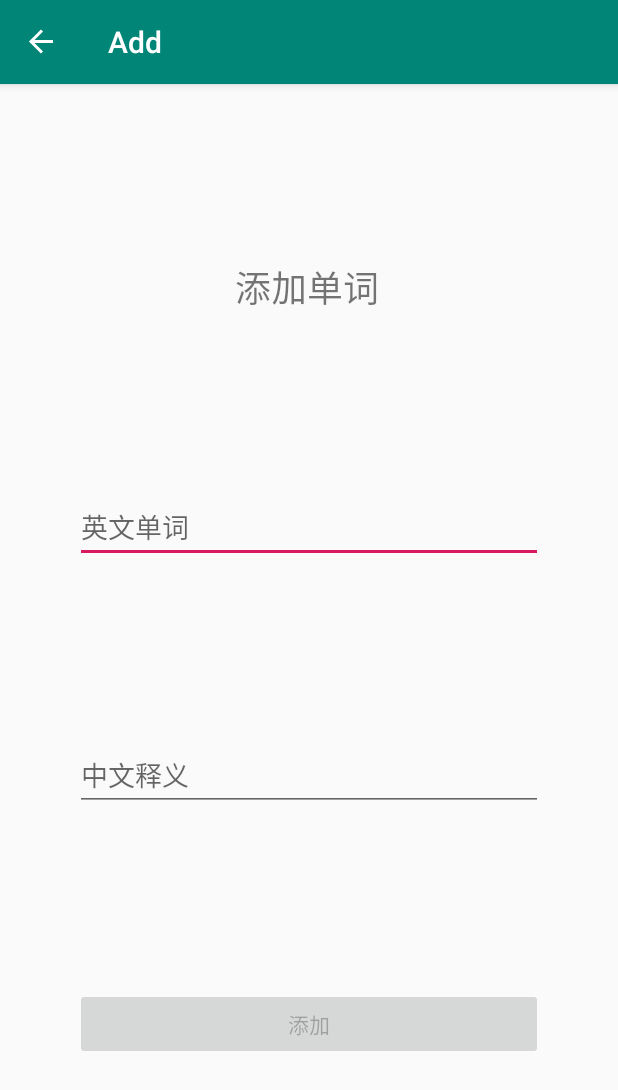
After one commit to LendteEA/words, an Android app: the WordsAddFragment screen opened through its navigation route, on a phone screen of 412 x 824 dp. The commit adds this screen. Shown: the top 1090 px of the screen. Run offline under Robolectric (Android 15) with nearby library versions, the phone set to English and light mode, and no system bars; our stand-ins replace Room's generated code, navigation-ui.

Commit message:
添加搜索、菜单、添加单词功能

```diff
--- a/app/build.gradle
+++ b/app/build.gradle
@@ -10,7 +10,7 @@ android {
         versionCode 1
         versionName "1.0"
         testInstrumentationRunner "androidx.test.runner.AndroidJUnitRunner"
-        dataBinding.enabled=true
+        dataBinding.enabled = true
     }
     buildTypes {
         release {
@@ -25,6 +25,7 @@ dependencies {
     implementation fileTree(dir: 'libs', include: ['*.jar'])
     implementation 'androidx.appcompat:appcompat:1.1.0'
     implementation 'androidx.constraintlayout:constraintlayout:1.1.3'
+    implementation 'androidx.legacy:legacy-support-v4:1.0.0'
     testImplementation 'junit:junit:4.12'
     androidTestImplementation 'androidx.test.ext:junit:1.1.1'
     androidTestImplementation 'androidx.test.espresso:espresso-core:3.2.0'
--- /dev/null
+++ b/app/src/main/java/com/bx/words/WordsAddFragment.java
@@ -0,0 +1,94 @@
+package com.bx.words;
+
+
+import android.content.Context;
+import android.os.Bundle;
+
+import androidx.annotation.Nullable;
+import androidx.fragment.app.Fragment;
+import androidx.lifecycle.ViewModelProviders;
+import androidx.navigation.NavController;
+import androidx.navigation.Navigation;
+
+import android.text.Editable;
+import android.text.TextWatcher;
+import android.view.LayoutInflater;
+import android.view.View;
+import android.view.ViewGroup;
+import android.view.inputmethod.InputMethodManager;
+import android.widget.Button;
+import android.widget.EditText;
+
+
+/**
+ * A simple {@link Fragment} subclass.
+ */
+public class WordsAddFragment extends Fragment {
+    private Button buttonSubmit;
+    private EditText editTextEnglish, editTextChinese;
+    private WordsViewModel wordsViewModel;
+
+    public WordsAddFragment() {
+        // Required empty public constructor
+    }
+
+
+    @Override
+    public View onCreateView(LayoutInflater inflater, ViewGroup container,
+                             Bundle savedInstanceState) {
+        // Inflate the layout for this fragment
+        return inflater.inflate(R.layout.fragment_words_add, container, false);
+    }
+
+    @Override
+    public void onActivityCreated(@Nullable Bundle savedInstanceState) {
+        super.onActivityCreated(savedInstanceState);
+        wordsViewModel= ViewModelProviders.of(requireActivity()).get(WordsViewModel.class);
+
+        buttonSubmit = requireActivity().findViewById(R.id.button_submit);
+        editTextEnglish = requireActivity().findViewById(R.id.editText_english);
+        editTextChinese = requireActivity().findViewById(R.id.editText_chinese);
+        buttonSubmit.setEnabled(false);
+
+        //自动显示键盘，光标点位到EnglisheditText
+        editTextEnglish.requestFocus(); //获取键盘焦点
+        InputMethodManager imm = (InputMethodManager) requireActivity().getSystemService(Context.INPUT_METHOD_SERVICE);
+        imm.showSoftInput(editTextEnglish, 0);
+
+        //输入监听
+        TextWatcher textWatcher = new TextWatcher() {
+            @Override
+            public void beforeTextChanged(CharSequence s, int start, int count, int after) {
+
+            }
+
+            @Override
+            public void onTextChanged(CharSequence s, int start, int before, int count) {
+                String english = editTextEnglish.getText().toString().trim();
+                String chinese = editTextChinese.getText().toString().trim();
+                buttonSubmit.setEnabled(!english.isEmpty() && !chinese.isEmpty());
+            }
+
+            @Override
+            public void afterTextChanged(Editable s) {
+
+            }
+        };
+        editTextEnglish.addTextChangedListener(textWatcher);
+        editTextChinese.addTextChangedListener(textWatcher);
+        buttonSubmit.setOnClickListener(new View.OnClickListener() {
+            @Override
+            public void onClick(View v) {
+                String english = editTextEnglish.getText().toString().trim();
+                String chinese = editTextChinese.getText().toString().trim();
+                Words words=new Words(english,chinese);
+                wordsViewModel.insertWord(words);
+                NavController navController= Navigation.findNavController(v);
+                navController.navigateUp();
+                //隐藏键盘
+                InputMethodManager imm = (InputMethodManager) requireActivity().getSystemService(Context.INPUT_METHOD_SERVICE);
+                imm.hideSoftInputFromWindow(v.getWindowToken(),0);
+            }
+        });
+    }
+}
--- a/app/src/main/java/com/bx/words/WordsDao.java
+++ b/app/src/main/java/com/bx/words/WordsDao.java
@@ -27,4 +27,7 @@ public interface WordsDao {
     @Query("SELECT * FROM Words ORDER BY ID DESC")
     LiveData<List<Words>> getAllWordsLiveData();
 
+    @Query("SELECT * FROM Words WHERE english_words || chinese_meaning LIKE :patten ORDER BY ID")
+    LiveData<List<Words>>findWordsWithpatten(String patten);
+
 }
--- /dev/null
+++ b/app/src/main/java/com/bx/words/WordsFragment.java
@@ -0,0 +1,188 @@
+package com.bx.words;
+
+
+import android.app.AlertDialog;
+import android.content.Context;
+import android.content.DialogInterface;
+import android.content.SharedPreferences;
+import android.os.Bundle;
+
+import androidx.annotation.NonNull;
+import androidx.annotation.Nullable;
+import androidx.fragment.app.Fragment;
+import androidx.lifecycle.LiveData;
+import androidx.lifecycle.Observer;
+import androidx.lifecycle.ViewModelProviders;
+import androidx.navigation.NavController;
+import androidx.navigation.Navigation;
+import androidx.recyclerview.widget.LinearLayoutManager;
+import androidx.recyclerview.widget.RecyclerView;
+
+import android.view.LayoutInflater;
+import android.view.Menu;
+import android.view.MenuInflater;
+import android.view.MenuItem;
+import android.view.View;
+import android.view.ViewGroup;
+import android.view.inputmethod.InputMethodManager;
+import android.widget.SearchView;
+
+import com.google.android.material.floatingactionbutton.FloatingActionButton;
+
+import java.util.List;
+
+
+/**
+ * A simple {@link Fragment} subclass.
+ */
+public class WordsFragment extends Fragment {
+    private WordsViewModel wordsViewModel;
+    private WordsAdapter wordsAdapter1, wordsAdapter2;
+    private RecyclerView recyclerView;
+    private FloatingActionButton floatingActionButton;
+    private LiveData<List<Words>> seachWords;
+    private static final String VIEW_TYPE_SHP="view_type_shp";
+    private static final String IS_USING_CARD_VIEW ="is_using_card_view";
+
+
+    public WordsFragment() {
+        // Required empty public constructor
+        //显示菜单选项
+        setHasOptionsMenu(true);
+    }
+
+    //实现菜单功能
+    @Override
+    public boolean onOptionsItemSelected(@NonNull MenuItem item) {
+        switch (item.getItemId()) {
+            case R.id.cleardata:
+                AlertDialog.Builder builder = new AlertDialog.Builder(requireActivity());
+                builder.setTitle("清空数据");
+                builder.setPositiveButton("确定", new DialogInterface.OnClickListener() {
+                    @Override
+                    public void onClick(DialogInterface dialog, int which) {
+                        wordsViewModel.deleteAllWord();
+                    }
+                });
+                builder.setNegativeButton("取消", new DialogInterface.OnClickListener() {
+                    @Override
+                    public void onClick(DialogInterface dialog, int which) {
+
+                    }
+                });
+                builder.create();
+                builder.show();
+                break;
+            case R.id.switchViewType:
+                //用户选择View模式 并将使用习惯记录下来
+                SharedPreferences shp=requireActivity().getSharedPreferences(VIEW_TYPE_SHP,Context.MODE_PRIVATE);
+                boolean viewType = shp.getBoolean(IS_USING_CARD_VIEW,false);
+                SharedPreferences.Editor editor=shp.edit();
+
+                if (viewType) {
+                    recyclerView.setAdapter(wordsAdapter1);
+                    editor.putBoolean(IS_USING_CARD_VIEW,false);
+                } else {
+                    recyclerView.setAdapter(wordsAdapter2);
+                    editor.putBoolean(IS_USING_CARD_VIEW,true);
+                }
+                editor.apply();         //储存模式
+        }
+        return super.onOptionsItemSelected(item);
+    }
+
+    //创建菜单选项 并实现搜索功能
+    @Override
+    public void onCreateOptionsMenu(@NonNull Menu menu, @NonNull MenuInflater inflater) {
+        inflater.inflate(R.menu.main_menu, menu);
+        super.onCreateOptionsMenu(menu, inflater);
+        //设置搜索条长度
+        SearchView searchView = (SearchView) menu.findItem(R.id.app_bar_search).getActionView();
+        searchView.setMaxWidth(700);
+        //搜索条监听
+        searchView.setOnQueryTextListener(new SearchView.OnQueryTextListener() {
+            @Override
+            public boolean onQueryTextSubmit(String query) {
+                return false;
+            }
+
+            @Override
+            public boolean onQueryTextChange(String newText) {
+                //模糊查询
+                String patten = newText.trim();   //去除空格
+                seachWords.removeObservers(requireActivity());      //将初始化的观察者移除，再进行下面新的观察 防止出现碰撞
+                seachWords = wordsViewModel.findWordsWithPatten(patten);  //模糊查询
+                seachWords.observe(requireActivity(), new Observer<List<Words>>() {
+                    @Override
+                    public void onChanged(List<Words> words) {
+                        int temp = wordsAdapter1.getItemCount();
+                        wordsAdapter1.setAllwords(words);
+                        wordsAdapter2.setAllwords(words);
+                        if (temp != words.size()) {
+                            wordsAdapter1.notifyDataSetChanged();
+                            wordsAdapter2.notifyDataSetChanged();
+                        }
+                    }
+                });
+                return true;
+            }
+        });
+    }
+
+    @Override
+    public View onCreateView(LayoutInflater inflater, ViewGroup container,
+                             Bundle savedInstanceState) {
+        // Inflate the layout for this fragment
+        return inflater.inflate(R.layout.fragment_words, container, false);
+    }
+
+    @Override
+    public void onActivityCreated(@Nullable Bundle savedInstanceState) {
+        super.onActivityCreated(savedInstanceState);
+
+        wordsViewModel = ViewModelProviders.of(requireActivity()).get(WordsViewModel.class);
+        recyclerView = requireActivity().findViewById(R.id.recycleView);
+        recyclerView.setLayoutManager(new LinearLayoutManager(requireActivity()));
+        wordsAdapter1 = new WordsAdapter(false, wordsViewModel);
+        wordsAdapter2 = new WordsAdapter(true, wordsViewModel);
+        SharedPreferences shp=requireActivity().getSharedPreferences(VIEW_TYPE_SHP,Context.MODE_PRIVATE);
+       boolean viewType=shp.getBoolean(IS_USING_CARD_VIEW,false);
+       if(viewType){
+           recyclerView.setAdapter(wordsAdapter2);
+       }else {
+           recyclerView.setAdapter(wordsAdapter1);
+       }
+
+        //搜索器初始化 不过滤搜索所有
+        seachWords = wordsViewModel.getAllWords();
+        seachWords.observe(requireActivity(), new Observer<List<Words>>() {
+            @Override
+            public void onChanged(List<Words> words) {
+                int temp = wordsAdapter1.getItemCount();
+                wordsAdapter1.setAllwords(words);
+                wordsAdapter2.setAllwords(words);
+                if (temp != words.size()) {
+                    wordsAdapter1.notifyDataSetChanged();
+                    wordsAdapter2.notifyDataSetChanged();
+                }
+            }
+        });
+        //初始化悬浮按钮
+        floatingActionButton = requireActivity().findViewById(R.id.floatingActionButton);
+        floatingActionButton.setOnClickListener(new View.OnClickListener() {
+            @Override
+            public void onClick(View v) {
+                NavController navController = Navigation.findNavController(v);
+                navController.navigate(R.id.action_wordsFragment_to_wordsAddFragment);
+            }
+        });
+
+    }
+
+    @Override
+    public void onResume() {
+        InputMethodManager imm = (InputMethodManager) requireActivity().getSystemService(Context.INPUT_METHOD_SERVICE);
+        imm.hideSoftInputFromWindow(getView().getWindowToken(), 0);
+        super.onResume();
+    }
+}
--- a/app/src/main/java/com/bx/words/WordsRepository.java
+++ b/app/src/main/java/com/bx/words/WordsRepository.java
@@ -24,6 +24,10 @@ class WordsRepository {
 
     LiveData<List<Words>> getAllWordsLive() {
         return allWordsLive;
+    }
+    //模糊搜索
+    LiveData<List<Words>> findWordsWithPatten(String patten){
+        return wordsDao.findWordsWithpatten("%"+patten+"%");    //模糊搜索需要在前后加上 % 这样才不会匹配整个字段
     }
 
     void insertWords(Words... words) {
--- a/app/src/main/java/com/bx/words/WordsViewModel.java
+++ b/app/src/main/java/com/bx/words/WordsViewModel.java
@@ -18,6 +18,9 @@ public class WordsViewModel extends AndroidViewModel {
     LiveData<List<Words>>getAllWords(){
         return wordsRepository.getAllWordsLive();
     }
+    LiveData<List<Words>>findWordsWithPatten(String patten){
+        return wordsRepository.findWordsWithPatten(patten);
+    }
 
     void insertWord(Words...words){
         wordsRepository.insertWords(words);
--- /dev/null
+++ b/app/src/main/res/drawable/ic_add_black_24dp.xml
@@ -0,0 +1,5 @@
+<vector android:height="50dp" android:tint="#FFFFFF"
+    android:viewportHeight="24.0" android:viewportWidth="24.0"
+    android:width="50dp" xmlns:android="http://schemas.android.com/apk/res/android">
+    <path android:fillColor="#FF000000" android:pathData="M19,13h-6v6h-2v-6H5v-2h6V5h2v6h6v2z"/>
+</vector>
--- /dev/null
+++ b/app/src/main/res/drawable/ic_add_circle_outline_black_24dp.xml
@@ -0,0 +1,5 @@
+<vector android:height="24dp" android:tint="#FFFFFF"
+    android:viewportHeight="24.0" android:viewportWidth="24.0"
+    android:width="24dp" xmlns:android="http://schemas.android.com/apk/res/android">
+    <path android:fillColor="#FF000000" android:pathData="M13,7h-2v4L7,11v2h4v4h2v-4h4v-2h-4L13,7zM12,2C6.48,2 2,6.48 2,12s4.48,10 10,10 10,-4.48 10,-10S17.52,2 12,2zM12,20c-4.41,0 -8,-3.59 -8,-8s3.59,-8 8,-8 8,3.59 8,8 -3.59,8 -8,8z"/>
+</vector>
--- /dev/null
+++ b/app/src/main/res/drawable/ic_search_black_24dp.xml
@@ -0,0 +1,9 @@
+<vector xmlns:android="http://schemas.android.com/apk/res/android"
+        android:width="24dp"
+        android:height="24dp"
+        android:viewportWidth="24.0"
+        android:viewportHeight="24.0">
+    <path
+        android:fillColor="#FF000000"
+        android:pathData="M15.5,14h-0.79l-0.28,-0.27C15.41,12.59 16,11.11 16,9.5 16,5.91 13.09,3 9.5,3S3,5.91 3,9.5 5.91,16 9.5,16c1.61,0 3.09,-0.59 4.23,-1.57l0.27,0.28v0.79l5,4.99L20.49,19l-4.99,-5zM9.5,14C7.01,14 5,11.99 5,9.5S7.01,5 9.5,5 14,7.01 14,9.5 11.99,14 9.5,14z"/>
+</vector>
--- /dev/null
+++ b/app/src/main/res/layout-v26/fragment_words_add.xml
@@ -0,0 +1,66 @@
+<?xml version="1.0" encoding="utf-8"?>
+<androidx.constraintlayout.widget.ConstraintLayout xmlns:android="http://schemas.android.com/apk/res/android"
+    xmlns:app="http://schemas.android.com/apk/res-auto"
+    xmlns:tools="http://schemas.android.com/tools"
+    android:id="@+id/AddLayout"
+    android:layout_width="match_parent"
+    android:layout_height="match_parent"
+    tools:context=".WordsAddFragment">
+
+    <TextView
+        android:id="@+id/textView"
+        android:layout_width="wrap_content"
+        android:layout_height="wrap_content"
+        android:text="@string/textViewadd"
+        android:textSize="24sp"
+        app:layout_constraintBottom_toTopOf="@+id/editText_english"
+        app:layout_constraintEnd_toEndOf="@+id/editText_english"
+        app:layout_constraintHorizontal_bias="0.495"
+        app:layout_constraintStart_toStartOf="@+id/editText_english"
+        app:layout_constraintTop_toTopOf="parent"
+        tools:text="添加单词" />
+
+    <Button
+        android:id="@+id/button_submit"
+        android:layout_width="0dp"
+        android:layout_height="wrap_content"
+        android:text="@string/button_add"
+        app:layout_constraintBottom_toBottomOf="parent"
+        app:layout_constraintEnd_toEndOf="@+id/editText_chinese"
+        app:layout_constraintHorizontal_bias="0.498"
+        app:layout_constraintStart_toStartOf="@+id/editText_chinese"
+        app:layout_constraintTop_toBottomOf="@+id/editText_chinese" />
+
+    <EditText
+        android:id="@+id/editText_chinese"
+        android:layout_width="0dp"
+        android:layout_height="wrap_content"
+        android:ems="10"
+        android:hint="@string/chineseMeaning"
+        android:inputType="textPersonName"
+        android:text="@string/editText_chinese"
+        app:layout_constraintBottom_toTopOf="@+id/button_submit"
+        app:layout_constraintEnd_toEndOf="@+id/editText_english"
+        app:layout_constraintHorizontal_bias="0.0"
+        app:layout_constraintStart_toStartOf="@+id/editText_english"
+        app:layout_constraintTop_toBottomOf="@+id/editText_english"
+        android:importantForAutofill="no" />
+
+    <EditText
+        android:id="@+id/editText_english"
+        android:layout_width="0dp"
+        android:layout_height="wrap_content"
+        android:layout_marginStart="50dp"
+        android:layout_marginEnd="50dp"
+        android:ems="10"
+        android:hint="@string/englishWords"
+        android:inputType="textPersonName"
+        android:text="@string/editText_english"
+        app:layout_constraintBottom_toTopOf="@+id/editText_chinese"
+        app:layout_constraintEnd_toEndOf="parent"
+        app:layout_constraintHorizontal_bias="1.0"
+        app:layout_constraintStart_toStartOf="parent"
+        app:layout_constraintTop_toBottomOf="@+id/textView"
+        android:autofillHints="" />
+
+</androidx.constraintlayout.widget.ConstraintLayout>
--- /dev/null
+++ b/app/src/main/res/layout/fragment_words_add.xml
@@ -0,0 +1,66 @@
+<?xml version="1.0" encoding="utf-8"?>
+<androidx.constraintlayout.widget.ConstraintLayout xmlns:android="http://schemas.android.com/apk/res/android"
+    xmlns:app="http://schemas.android.com/apk/res-auto"
+    xmlns:tools="http://schemas.android.com/tools"
+    android:id="@+id/AddLayout"
+    android:layout_width="match_parent"
+    android:layout_height="match_parent"
+    tools:context=".WordsAddFragment">
+
+    <TextView
+        android:id="@+id/textView"
+        android:layout_width="wrap_content"
+        android:layout_height="wrap_content"
+        android:text="@string/textViewadd"
+        android:textSize="24sp"
+        app:layout_constraintBottom_toTopOf="@+id/editText_english"
+        app:layout_constraintEnd_toEndOf="@+id/editText_english"
+        app:layout_constraintHorizontal_bias="0.495"
+        app:layout_constraintStart_toStartOf="@+id/editText_english"
+        app:layout_constraintTop_toTopOf="parent"
+        tools:text="添加单词" />
+
+    <Button
+        android:id="@+id/button_submit"
+        android:layout_width="0dp"
+        android:layout_height="wrap_content"
+        android:text="@string/button_add"
+        app:layout_constraintBottom_toBottomOf="parent"
+        app:layout_constraintEnd_toEndOf="@+id/editText_chinese"
+        app:layout_constraintHorizontal_bias="0.498"
+        app:layout_constraintStart_toStartOf="@+id/editText_chinese"
+        app:layout_constraintTop_toBottomOf="@+id/editText_chinese" />
+
+    <EditText
+        android:id="@+id/editText_chinese"
+        android:layout_width="0dp"
+        android:layout_height="wrap_content"
+        android:ems="10"
+        android:hint="@string/chineseMeaning"
+        android:inputType="textPersonName"
+        android:text="@string/editText_chinese"
+        app:layout_constraintBottom_toTopOf="@+id/button_submit"
+        app:layout_constraintEnd_toEndOf="@+id/editText_english"
+        app:layout_constraintHorizontal_bias="0.0"
+        app:layout_constraintStart_toStartOf="@+id/editText_english"
+        app:layout_constraintTop_toBottomOf="@+id/editText_english"
+        android:importantForAutofill="no" />
+
+    <EditText
+        android:id="@+id/editText_english"
+        android:layout_width="0dp"
+        android:layout_height="wrap_content"
+        android:layout_marginStart="50dp"
+        android:layout_marginEnd="50dp"
+        android:ems="10"
+        android:hint="@string/englishWords"
+        android:inputType="textPersonName"
+        android:text="@string/editText_english"
+        app:layout_constraintBottom_toTopOf="@+id/editText_chinese"
+        app:layout_constraintEnd_toEndOf="parent"
+        app:layout_constraintHorizontal_bias="1.0"
+        app:layout_constraintStart_toStartOf="parent"
+        app:layout_constraintTop_toBottomOf="@+id/textView"
+        android:autofillHints="" />
+
+</androidx.constraintlayout.widget.ConstraintLayout>
--- /dev/null
+++ b/app/src/main/res/menu/main_menu.xml
@@ -0,0 +1,17 @@
+<?xml version="1.0" encoding="utf-8"?>
+<menu xmlns:app="http://schemas.android.com/apk/res-auto"
+    xmlns:android="http://schemas.android.com/apk/res/android">
+
+    <item
+        android:id="@+id/cleardata"
+        android:title="@string/menu_clear" />
+    <item
+        android:id="@+id/switchViewType"
+        android:title="@string/menu_change" />
+    <item
+        android:id="@+id/app_bar_search"
+        android:icon="@drawable/ic_search_black_24dp"
+        android:title="@string/menu_search"
+        app:actionViewClass="android.widget.SearchView"
+        app:showAsAction="always" />
+</menu>
--- /dev/null
+++ b/app/src/main/res/navigation/nav.xml
@@ -0,0 +1,22 @@
+<?xml version="1.0" encoding="utf-8"?>
+<navigation xmlns:android="http://schemas.android.com/apk/res/android"
+    xmlns:app="http://schemas.android.com/apk/res-auto"
+    xmlns:tools="http://schemas.android.com/tools"
+    android:id="@+id/nav"
+    app:startDestination="@id/wordsFragment">
+
+    <fragment
+        android:id="@+id/wordsFragment"
+        android:name="com.bx.words.WordsFragment"
+        android:label="Words"
+        tools:layout="@layout/fragment_words">
+        <action
+            android:id="@+id/action_wordsFragment_to_wordsAddFragment"
+            app:destination="@id/wordsAddFragment" />
+    </fragment>
+    <fragment
+        android:id="@+id/wordsAddFragment"
+        android:name="com.bx.words.WordsAddFragment"
+        android:label="Add"
+        tools:layout="@layout/fragment_words_add" />
+</navigation>
--- a/app/src/main/res/values/strings.xml
+++ b/app/src/main/res/values/strings.xml
@@ -6,4 +6,16 @@
     <string name="ButtonDefault">Button</string>
     <string name="button_insert">insert</string>
     <string name="button_delete">delete</string>
+
+    <!-- TODO: Remove or change this placeholder text -->
+    <string name="hello_blank_fragment">Hello blank fragment</string>
+    <string name="textViewadd">添加单词</string>
+    <string name="button_add">添加</string>
+    <string name="editText_english" />
+    <string name="editText_chinese" />
+    <string name="chineseMeaning">中文释义</string>
+    <string name="englishWords">英文单词</string>
+    <string name="menu_clear">清空数据</string>
+    <string name="menu_change">切换视图</string>
+    <string name="menu_search">Search</string>
 </resources>
```
Also changed, not shown: app/src/main/java/com/bx/words/MainActivity.java (+19 -64 lines), app/src/main/res/layout/activity_main.xml (+9 -46 lines), app/src/main/res/layout/fragment_words.xml (added, +23 -0 lines).
